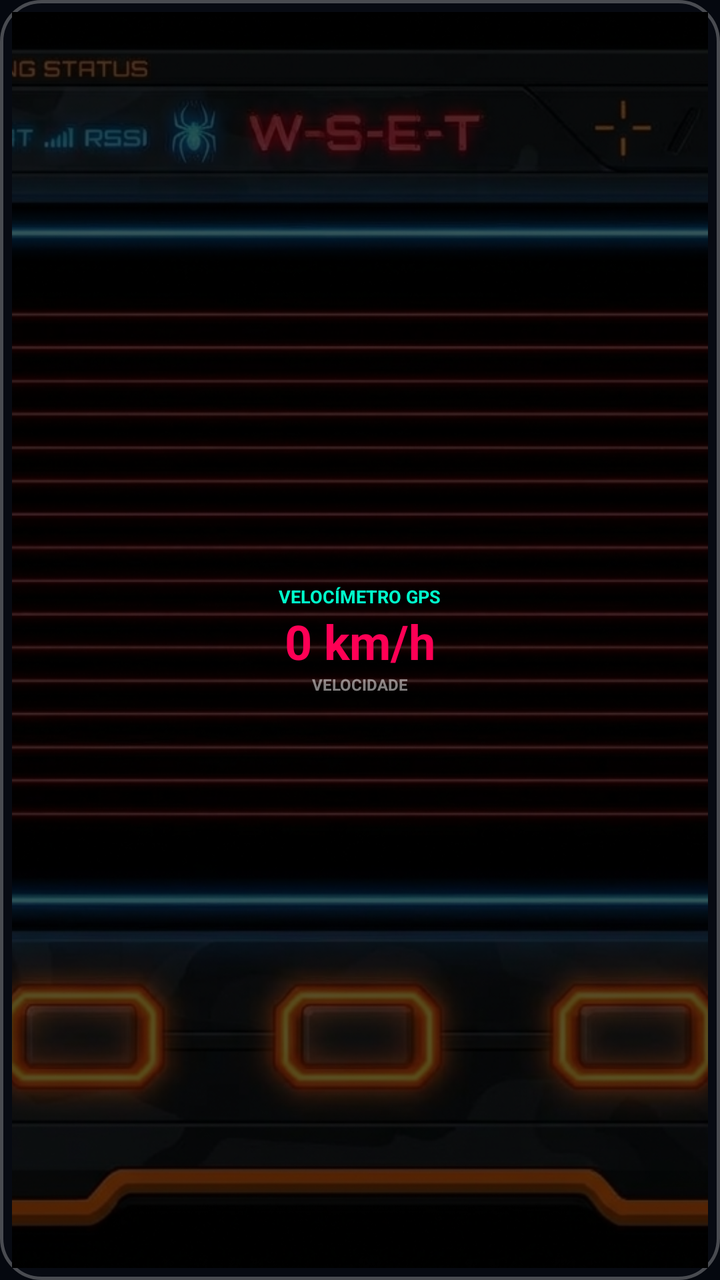
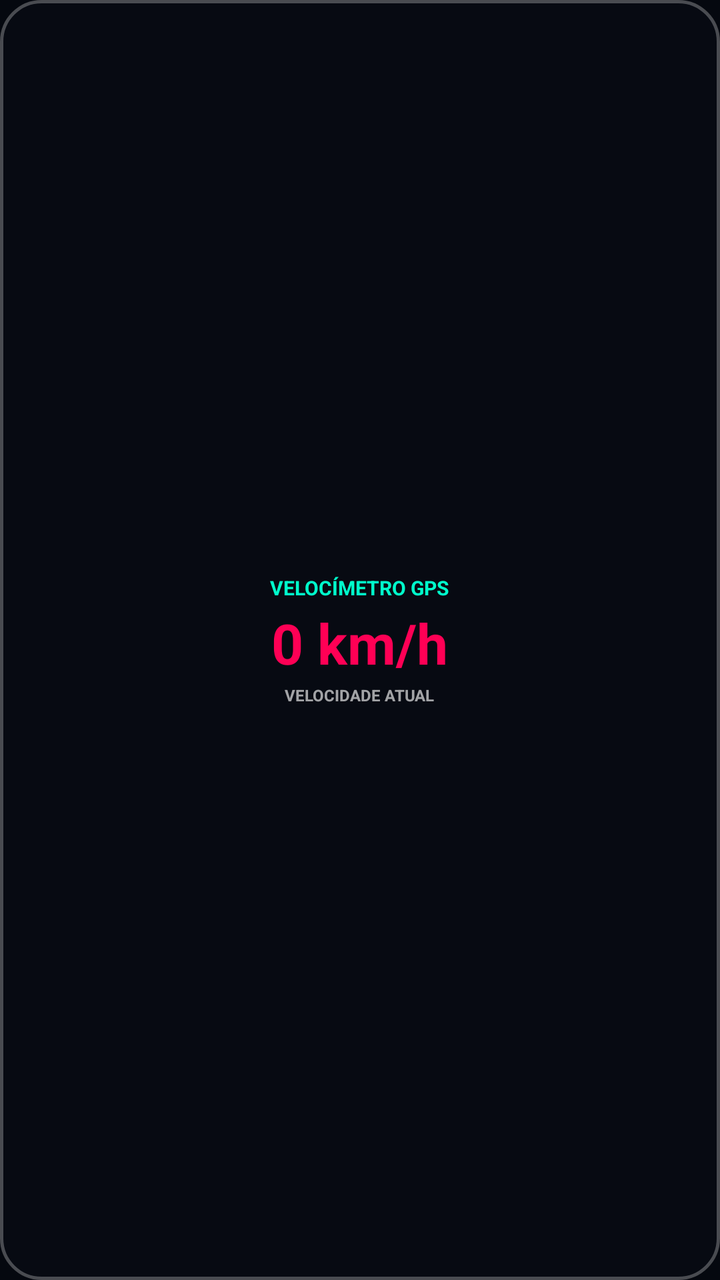

Two renders of the same Android screen: before a commit and after it. Below are the layout's source before the change and the commit's diff.
<!-- AndroidManifest.xml: application theme Theme.MyApplication -->
<!-- res/layout/widget_cover_layout.xml -->
<?xml version="1.0" encoding="utf-8"?>
<RelativeLayout xmlns:android="http://schemas.android.com/apk/res/android"
    android:id="@+id/widget_container"
    android:layout_width="match_parent"
    android:layout_height="match_parent"
    android:background="@drawable/bg_glass_widget"
    android:padding="6dp">

    <ImageView
        android:id="@+id/widget_bg_image"
        android:layout_width="match_parent"
        android:layout_height="match_parent"
        android:scaleType="centerCrop"
        android:src="@drawable/theme_red"
        android:contentDescription="@string/app_name" />

    <LinearLayout
        android:layout_width="match_parent"
        android:layout_height="match_parent"
        android:orientation="vertical"
        android:gravity="center"
        android:background="#A6000000"
        android:padding="6dp">

        <TextView
            android:layout_width="wrap_content"
            android:layout_height="wrap_content"
            android:text="VELOCÍMETRO GPS"
            android:textColor="#00FFCC"
            android:textSize="9sp"
            android:textStyle="bold" />

        <TextView
            android:id="@+id/widget_speed_text"
            android:layout_width="wrap_content"
            android:layout_height="wrap_content"
            android:text="0 km/h"
            android:textColor="#FF0055"
            android:textSize="24sp"
            android:textStyle="bold" />

        <TextView
            android:layout_width="wrap_content"
            android:layout_height="wrap_content"
            android:text="VELOCIDADE"
            android:textColor="#80FFFFFF"
            android:textSize="8sp"
            android:textStyle="bold" />

    </LinearLayout>

</RelativeLayout>
<!-- resources referenced by this layout -->
<resources>
  <!-- drawable bg_glass_widget (drawable) -->
  <?xml version="1.0" encoding="utf-8"?>
  <shape xmlns:android="http://schemas.android.com/apk/res/android"
      android:shape="rectangle">
      <solid android:color="#75090E17" />
      <stroke
          android:width="1.5dp"
          android:color="#45FFFFFF" />
      <corners android:radius="20dp" />
  </shape>
  <!-- drawable theme_red: jpg bitmap (drawable, 919713 bytes) -->
  <string name="app_name">Velocímetro Automotivo</string>
  <style name="Theme.MyApplication" parent="android:Theme.Material.NoActionBar">
          <item name="android:windowIsTranslucent">false</item>
          <item name="android:windowBackground">#05080F</item>
          <item name="android:windowNoTitle">true</item>
          <item name="android:backgroundDimEnabled">false</item>
          <item name="android:windowAnimationStyle">@style/SeamlessWindowAnimation</item>
      </style>
  <style name="SeamlessWindowAnimation" parent="android:Animation">
          <item name="android:activityOpenEnterAnimation">@android:anim/fade_in</item>
          <item name="android:activityOpenExitAnimation">@android:anim/fade_out</item>
          <item name="android:activityCloseEnterAnimation">@android:anim/fade_in</item>
          <item name="android:activityCloseExitAnimation">@android:anim/fade_out</item>
      </style>
</resources>

<!-- the commit's change to res/layout/widget_cover_layout.xml (unified diff, before → after) -->
@@ -1,52 +1,38 @@
 <?xml version="1.0" encoding="utf-8"?>
-<RelativeLayout xmlns:android="http://schemas.android.com/apk/res/android"
+<LinearLayout xmlns:android="http://schemas.android.com/apk/res/android"
     android:id="@+id/widget_container"
     android:layout_width="match_parent"
     android:layout_height="match_parent"
+    android:orientation="vertical"
+    android:gravity="center"
     android:background="@drawable/bg_glass_widget"
-    android:padding="6dp">
+    android:padding="8dp">
 
-    <ImageView
-        android:id="@+id/widget_bg_image"
-        android:layout_width="match_parent"
-        android:layout_height="match_parent"
-        android:scaleType="centerCrop"
-        android:src="@drawable/theme_red"
-        android:contentDescription="@string/app_name" />
+    <TextView
+        android:layout_width="wrap_content"
+        android:layout_height="wrap_content"
+        android:text="VELOCÍMETRO GPS"
+        android:textColor="#00FFCC"
+        android:textSize="10sp"
+        android:textStyle="bold" />
 
-    <LinearLayout
-        android:layout_width="match_parent"
-        android:layout_height="match_parent"
-        android:orientation="vertical"
-        android:gravity="center"
-        android:background="#A6000000"
-        android:padding="6dp">
+    <TextView
+        android:id="@+id/widget_speed_text"
+        android:layout_width="wrap_content"
+        android:layout_height="wrap_content"
+        android:text="0 km/h"
+        android:textColor="#FF0055"
+        android:textSize="28sp"
+        android:textStyle="bold"
+        android:layout_marginTop="2dp"
+        android:layout_marginBottom="2dp" />
 
-        <TextView
-            android:layout_width="wrap_content"
-            android:layout_height="wrap_content"
-            android:text="VELOCÍMETRO GPS"
-            android:textColor="#00FFCC"
-            android:textSize="9sp"
-            android:textStyle="bold" />
+    <TextView
+        android:layout_width="wrap_content"
+        android:layout_height="wrap_content"
+        android:text="VELOCIDADE ATUAL"
+        android:textColor="#A0FFFFFF"
+        android:textSize="8sp"
+        android:textStyle="bold" />
 
-        <TextView
-            android:id="@+id/widget_speed_text"
-            android:layout_width="wrap_content"
-            android:layout_height="wrap_content"
-            android:text="0 km/h"
-            android:textColor="#FF0055"
-            android:textSize="24sp"
-            android:textStyle="bold" />
-
-        <TextView
-            android:layout_width="wrap_content"
-            android:layout_height="wrap_content"
-            android:text="VELOCIDADE"
-            android:textColor="#80FFFFFF"
-            android:textSize="8sp"
-            android:textStyle="bold" />
-
-    </LinearLayout>
-
-</RelativeLayout>
+</LinearLayout>
<!-- resource entries referenced after the edit -->
@@ -10,8 +10,6 @@
           android:color="#45FFFFFF" />
       <corners android:radius="20dp" />
   </shape>
-  <!-- drawable theme_red: jpg bitmap (drawable, 919713 bytes) -->
-  <string name="app_name">Velocímetro Automotivo</string>
   <style name="Theme.MyApplication" parent="android:Theme.Material.NoActionBar">
           <item name="android:windowIsTranslucent">false</item>
           <item name="android:windowBackground">#05080F</item>
